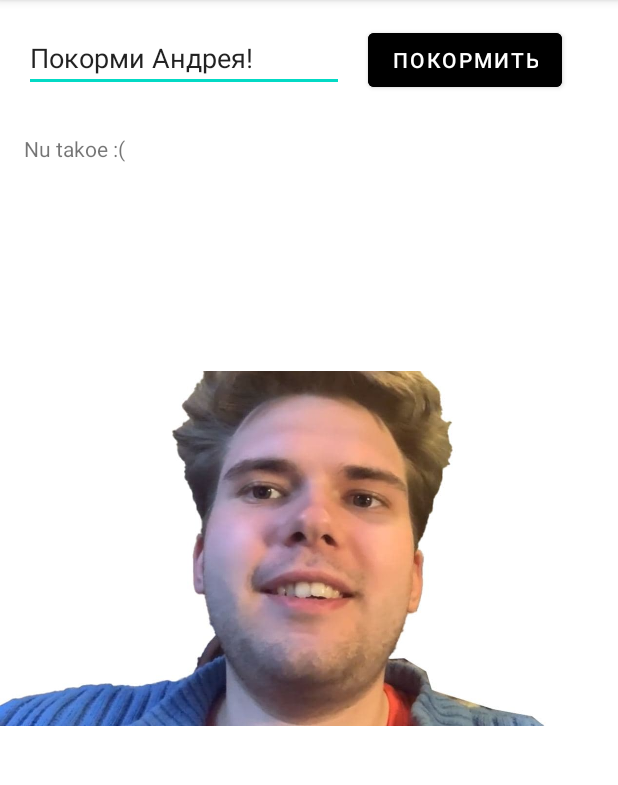
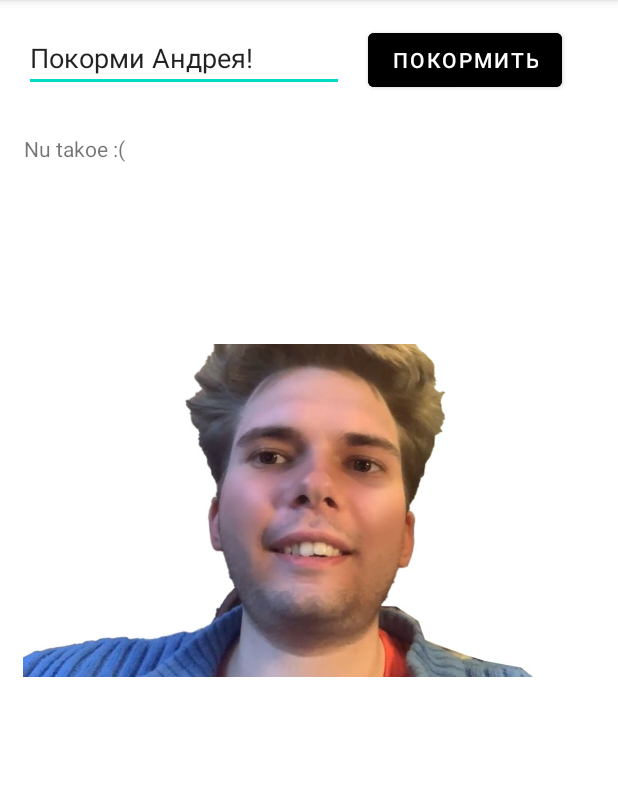
Before and after one commit to MariaMsu/Birukov, an Android app: the screen it shows after launch (MainActivity), after a tap on "ПОКОРМИТЬ", on a phone screen of 412 x 824 dp, the part 84-869 px from its top. Run offline under Robolectric (Android 15) with nearby library versions, the phone set to English and light mode, and no system bars.

Commit message:
fix face pictures showing

```diff
--- a/app/src/main/java/com/example/birukov/MainActivity.kt
+++ b/app/src/main/java/com/example/birukov/MainActivity.kt
@@ -13,8 +13,14 @@ enum class Taste {
 }
 
 class Birukov(private val nFaces: Int) {
-    var faceState : Int = nFaces / 2
+    var faceState: Int = (nFaces - 1) / 2
+        private set(value) {
+            field = value
+        }
     var textAnswer = ""
+        private set(value) {
+            field = value
+        }
 
     private fun checkTaste(food: String): Taste {
         return when (food.lowercase()) {
@@ -33,11 +39,14 @@ class Birukov(private val nFaces: Int) {
             Taste.DISGUSTING -> "Nu takoe :("
         }
 
-        faceState = when (taste){
-            Taste.HUNGRY -> maxOf(0, faceState-1)
-            Taste.DELICIOUS -> minOf(nFaces-1, faceState+1)
-            Taste.DISGUSTING -> maxOf(0, faceState-1)
+        faceState = when (taste) {
+            Taste.HUNGRY -> maxOf(0, faceState - 1)
+            Taste.DELICIOUS -> minOf(nFaces - 1, faceState + 1)
+            Taste.DISGUSTING -> maxOf(0, faceState - 1)
         }
+
+        // todo remove this string
+        println("    textAnswer: $textAnswer, faceState: $faceState")
     }
 }
 
--- a/app/src/main/res/layout/activity_main.xml
+++ b/app/src/main/res/layout/activity_main.xml
@@ -22,11 +22,11 @@
         android:id="@+id/button"
         android:layout_width="wrap_content"
         android:layout_height="wrap_content"
+        android:layout_marginStart="16dp"
         android:backgroundTint="@android:color/black"
-        android:textColor="@android:color/white"
-        android:layout_marginStart="16dp"
         android:onClick="sendFood"
         android:text="Покормить"
+        android:textColor="@android:color/white"
         app:layout_constraintStart_toEndOf="@+id/editTextTextFood"
         app:layout_constraintTop_toTopOf="@+id/editTextTextFood" />
 
@@ -41,10 +41,13 @@
 
     <ImageView
         android:id="@+id/imageViewFace"
-        android:layout_width="416dp"
-        android:layout_height="270dp"
-        android:layout_marginTop="76dp"
+        android:layout_width="389dp"
+        android:layout_height="259dp"
+        android:layout_marginStart="8dp"
+        android:layout_marginTop="56dp"
+        app:layout_constraintEnd_toEndOf="parent"
+        app:layout_constraintHorizontal_bias="0.5"
+        app:layout_constraintStart_toStartOf="parent"
         app:layout_constraintTop_toBottomOf="@+id/textView"
-        app:srcCompat="@drawable/bir_face_0"
-        tools:layout_editor_absoluteX="-3dp" />
+        app:srcCompat="@drawable/bir_face_1" />
 </androidx.constraintlayout.widget.ConstraintLayout>
```
